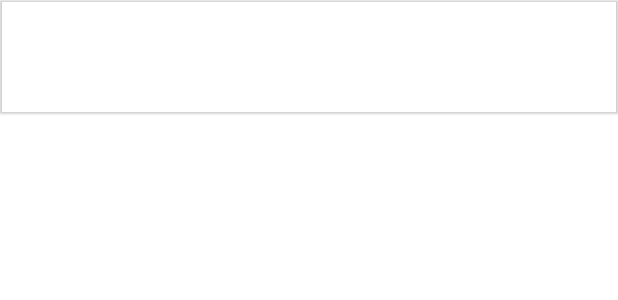
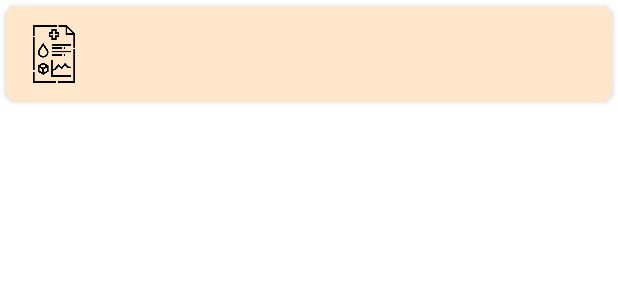
Before and after one commit to aecr12/diyabetik, an Android app: the layout item_blood_sugar.xml on its own in the app's theme, with its tools: preview values and no code run, on a phone screen of 412 x 824 dp. Shown: the top 300 px of the screen. Run offline under Robolectric (Android 15) with nearby library versions, the phone set to English and light mode, and no system bars.

Commit message:
bazı tasarım değişiklikleri

```diff
--- a/app/src/main/java/com/ae/diyabetik/BreakfastTracker.java
+++ b/app/src/main/java/com/ae/diyabetik/BreakfastTracker.java
@@ -28,11 +28,13 @@ public class BreakfastTracker extends AppCompatActivity {
         breakfastImage = findViewById(R.id.breakfast_image);
         foodListBreakfast = findViewById(R.id.foodListBreakfast);
         floatingActionButton = findViewById(R.id.fab);
+
         // RecyclerView'ı ayarla
         foodListBreakfast.setLayoutManager(new LinearLayoutManager(this));
         foodListBreakfast.setHasFixedSize(true);
         FoodListAdapter adapter1 = new FoodListAdapter(breakfastItemList,this);
         foodListBreakfast.setAdapter(adapter1);
+
         // Kullanıcı girdi yapınca FAB görünür olacak, kullanıcı girsini takip etmek için textwatcherlar ekleniyor
         TextWatcher textWatcher = new TextWatcher() {
             @Override
--- a/app/src/main/res/layout/blood_sugar_tracker.xml
+++ b/app/src/main/res/layout/blood_sugar_tracker.xml
@@ -33,6 +33,7 @@
         android:id="@+id/imageButtonCalendar"
         android:layout_alignBottom="@id/editTextDate"
         android:layout_toEndOf="@id/editTextDate"
+
         android:background="@drawable/calendar"/>
 
     <Button
@@ -40,6 +41,7 @@
         android:layout_height="wrap_content"
         android:id="@+id/buttonSave"
         android:background="@drawable/rounded_button"
+        android:layout_margin="8dp"
         android:layout_below="@id/imageButtonCalendar"
         android:text="KAYDET"/>
     <androidx.recyclerview.widget.RecyclerView
--- a/app/src/main/res/layout/bloodsugar_with_hba1c_diagram.xml
+++ b/app/src/main/res/layout/bloodsugar_with_hba1c_diagram.xml
@@ -14,7 +14,6 @@
         android:layout_alignParentTop="true"
         android:layout_marginBottom="8dp"
         tools:ignore="MissingConstraints" />
-
     <TextView
         android:id="@+id/textViewFeedback"
         android:layout_width="match_parent"
--- a/app/src/main/res/layout/item_blood_sugar.xml
+++ b/app/src/main/res/layout/item_blood_sugar.xml
@@ -1,26 +1,50 @@
 <?xml version="1.0" encoding="utf-8"?>
-<LinearLayout xmlns:android="http://schemas.android.com/apk/res/android"
+<androidx.cardview.widget.CardView xmlns:android="http://schemas.android.com/apk/res/android"
+    xmlns:app="http://schemas.android.com/apk/res-auto"
     android:layout_width="match_parent"
     android:layout_height="wrap_content"
     android:orientation="vertical"
+    android:layout_margin="4dp"
     android:padding="16dp"
-    android:outlineProvider="bounds"
-    android:background="@null"
-    android:elevation="1dp">
+    android:backgroundTint="#FFE7CC"
+    app:cardCornerRadius="8dp">
+
+    <LinearLayout
+        android:layout_width="match_parent"
+        android:layout_height="wrap_content"
+        android:orientation="horizontal"
+        android:padding="8dp">
+
+        <ImageView
+            android:id="@+id/food_image"
+            android:layout_width="48dp"
+            android:layout_height="48dp"
+            android:contentDescription="Yiyecek Resmi"
+            android:src="@drawable/ic_b_sugar" />
+
+        <LinearLayout
+            android:layout_width="match_parent"
+            android:layout_height="wrap_content"
+            android:orientation="vertical">
 
             <TextView
                 android:id="@+id/textViewBloodSugarValue"
                 android:layout_width="match_parent"
                 android:layout_height="wrap_content"
+                android:layout_weight="1"
+                android:textColor="@color/black"
                 android:textSize="16dp"
-        android:textStyle="bold"
-        android:textColor="@color/black"/>
+                android:textStyle="bold" />
 
             <TextView
                 android:id="@+id/textViewDate"
                 android:layout_width="match_parent"
                 android:layout_height="wrap_content"
-        android:textSize="16dp"
-        android:textColor="@color/black"/>
+                android:layout_weight="1"
+                android:textColor="@color/black"
+                android:textSize="16dp" />
+        </LinearLayout>
+    </LinearLayout>
 
-</LinearLayout>
+
+</androidx.cardview.widget.CardView>
--- a/app/src/main/res/layout/medicine_tracker.xml
+++ b/app/src/main/res/layout/medicine_tracker.xml
@@ -5,7 +5,7 @@
     android:layout_width="match_parent"
     android:layout_height="match_parent"
     tools:context=".MedicineTracker"
-    android:padding="12dp">
+    android:padding="16dp">
 
     <EditText
         android:layout_width="match_parent"
@@ -40,6 +40,7 @@
         android:layout_height="wrap_content"
         android:id="@+id/buttonSave"
         android:background="@drawable/rounded_button"
+        android:layout_margin="8dp"
         android:layout_below="@id/imageButtonCalendar"
         android:text="KAYDET"/>
     <androidx.recyclerview.widget.RecyclerView
```
Also changed, not shown: app/src/main/java/com/ae/diyabetik/FoodListAdapter.java (+9 -0 lines), app/src/main/res/layout/activity_maps.xml (deleted, +0 -9 lines), app/src/main/res/layout/breakfast_food_card.xml (+21 -3 lines), app/src/main/res/layout/item_kan_sekeri_kayit.xml (deleted, +0 -25 lines), app/src/main/res/layout/item_medicine.xml (+47 -8 lines), app/src/main/res/layout/list_item_breakfast.xml (deleted, +0 -23 lines), app/src/main/res/drawable/ic_b_sugar.png (added), app/src/main/res/drawable/ic_pill.png (added). Lines whose indentation alone changed are shown as unchanged.
